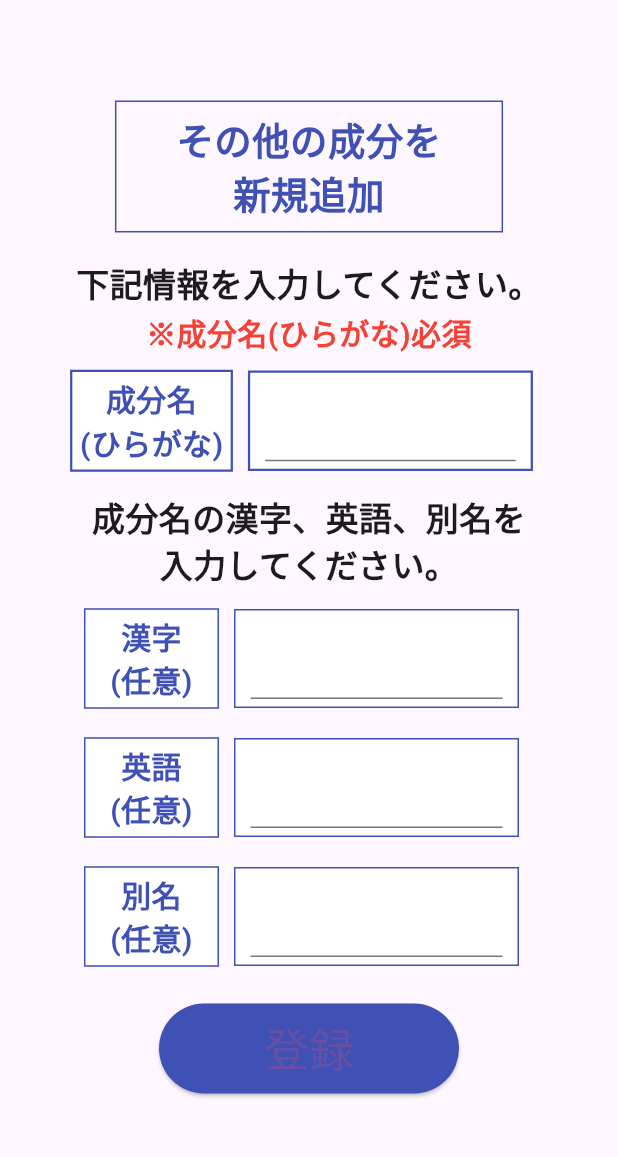
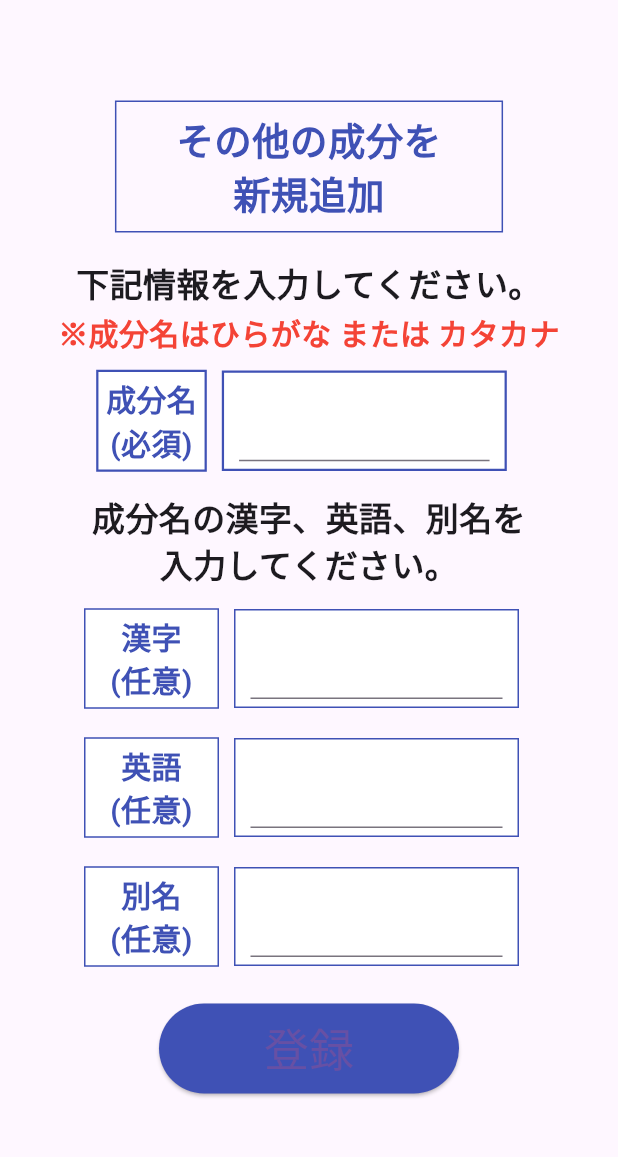
Before and after one commit to JC21-210836/sotsuken2, a Flutter app: the StateAddAnotherIngredient screen opened directly, on a phone screen of 412 x 824 dp, the part 63-1220 px from its top. Run offline on Flutter 3.47's test engine with Material 3 defaults, Android fonts, the phone set to English and light mode, and no system bars; our stand-ins replace sqflite; accounts and stored records are empty.

```diff
--- a/lib/ui/AddAnotherIngredient.dart
+++ b/lib/ui/AddAnotherIngredient.dart
@@ -58,7 +58,7 @@ class AddAnotherIngredient extends State<StateAddAnotherIngredient>{
                     ),
                   ),
                   Container(
-                    child:const Text('※成分名(ひらがな)必須',
+                    child:const Text('※成分名はひらがな または カタカナ',
                       style: TextStyle(fontSize: 20,fontWeight: FontWeight.bold,color: Colors.red),
                       textAlign: TextAlign.center,
                     ),
@@ -76,7 +76,7 @@ class AddAnotherIngredient extends State<StateAddAnotherIngredient>{
                               width: 1.5,
                             ),
                           ),
-                          child: const Text('成分名\n(ひらがな)',
+                          child: const Text('成分名\n(必須)',
                             style: TextStyle(fontSize: 20,fontWeight: FontWeight.bold,color: Colors.indigo),
                             textAlign: TextAlign.center,
                           ),
@@ -237,7 +237,7 @@ class AddAnotherIngredient extends State<StateAddAnotherIngredient>{
                         child:const Text('登録',style: TextStyle(fontSize: 30),),
                         onPressed: (){
                           _insertAdd();//追加した処理12/21
-                          aad.addMethod3(kanji);
+                          aad.addMethod3(ingredientName);
                           Navigator.pop(context);
                         },
                       )
```
